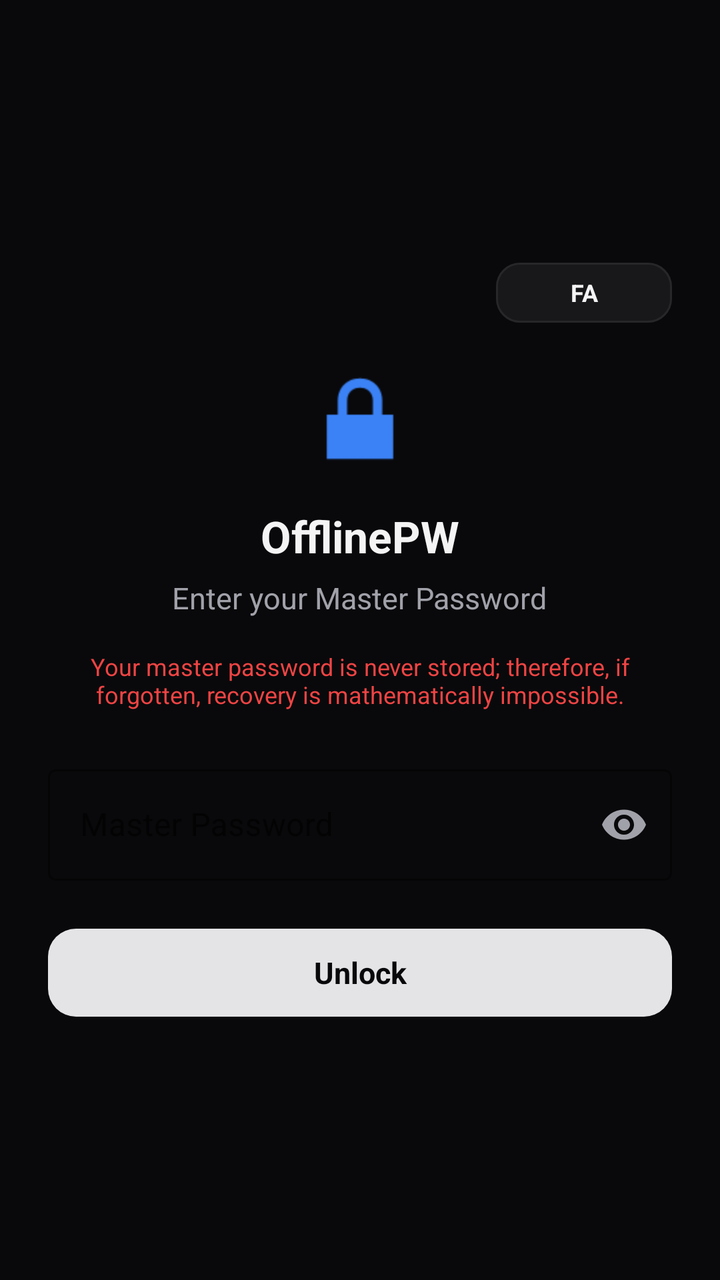
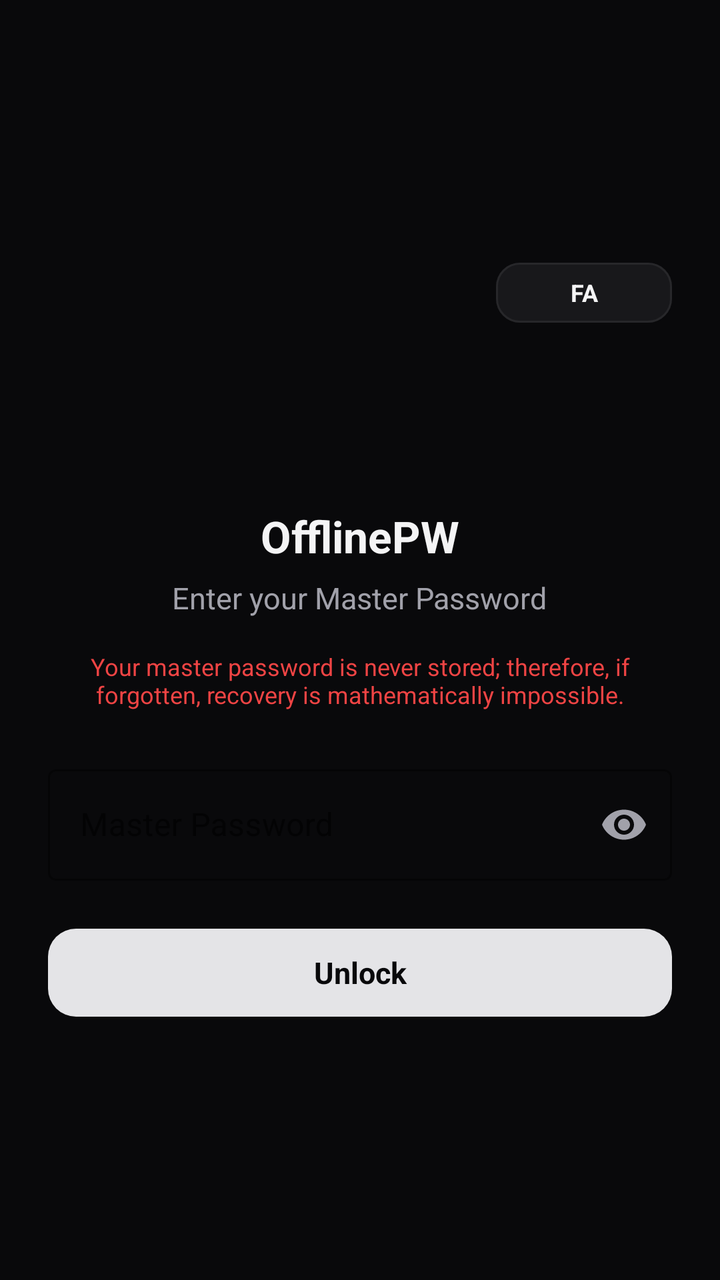

The first picture is an Android layout as it rendered before a commit; the second is the same layout after the commit. The layout source and the unified diff follow.
<!-- AndroidManifest.xml: application theme Theme.Material3.Dark.NoActionBar -->
<!-- res/layout/activity_auth.xml -->
<?xml version="1.0" encoding="utf-8"?>
<LinearLayout xmlns:android="http://schemas.android.com/apk/res/android"
    xmlns:app="http://schemas.android.com/apk/res-auto"
    android:layout_width="match_parent"
    android:layout_height="match_parent"
    android:orientation="vertical"
    android:gravity="center"
    android:background="#09090B"
    android:padding="24dp">

    <LinearLayout
        android:layout_width="match_parent"
        android:layout_height="wrap_content"
        android:gravity="end"
        android:layout_marginBottom="12dp">

        <com.google.android.material.button.MaterialButton
            android:id="@+id/btnAuthLang"
            style="@style/Widget.Material3.Button.TonalButton"
            android:layout_width="wrap_content"
            android:layout_height="38dp"
            android:text="FA"
            android:textColor="#F4F4F5"
            android:textSize="12sp"
            android:textStyle="bold"
            app:backgroundTint="#18181B"
            app:cornerRadius="12dp"
            app:strokeColor="#27272A"
            app:strokeWidth="1dp" />
    </LinearLayout>

    <ImageView
        android:layout_width="64dp"
        android:layout_height="64dp"
        android:src="@android:drawable/ic_lock_lock"
        android:tint="#3B82F6"
        android:layout_marginBottom="12dp" />

    <TextView
        android:id="@+id/tvAuthTitle"
        android:layout_width="wrap_content"
        android:layout_height="wrap_content"
        android:text="OfflinePW"
        android:textColor="#F4F4F5"
        android:textSize="22sp"
        android:textStyle="bold"
        android:layout_marginBottom="6dp" />

    <TextView
        android:id="@+id/tvAuthPrompt"
        android:layout_width="wrap_content"
        android:layout_height="wrap_content"
        android:text="Enter your Master Password"
        android:textColor="#A1A1AA"
        android:textSize="15sp"
        android:gravity="center"
        android:layout_marginBottom="16dp" />

    <TextView
        android:id="@+id/tvAuthWarning"
        android:layout_width="wrap_content"
        android:layout_height="wrap_content"
        android:text="Your master password is never stored; therefore, if forgotten, recovery is mathematically impossible."
        android:textColor="#EF4444"
        android:textSize="12sp"
        android:gravity="center"
        android:layout_marginStart="16dp"
        android:layout_marginEnd="16dp"
        android:layout_marginBottom="24dp" />

    <com.google.android.material.textfield.TextInputLayout
        android:id="@+id/tilMasterPassword"
        style="@style/Widget.MaterialComponents.TextInputLayout.OutlinedBox"
        android:layout_width="match_parent"
        android:layout_height="wrap_content"
        app:passwordToggleEnabled="true"
        app:passwordToggleTint="#A1A1AA"
        app:boxStrokeColor="#3B82F6"
        app:hintTextColor="#3B82F6"
        android:hint="Master Password">

        <com.google.android.material.textfield.TextInputEditText
            android:id="@+id/etMasterPassword"
            android:layout_width="match_parent"
            android:layout_height="wrap_content"
            android:inputType="textPassword"
            android:textColor="#F4F4F5"
            android:textSize="16sp"
            android:imeOptions="actionDone" />
    </com.google.android.material.textfield.TextInputLayout>

    <TextView
        android:id="@+id/tvLockoutTimer"
        android:layout_width="wrap_content"
        android:layout_height="wrap_content"
        android:textColor="#FFFFFF"
        android:textSize="24sp"
        android:letterSpacing="0.15"
        android:layout_marginTop="16dp"
        android:visibility="gone" />

    <com.google.android.material.button.MaterialButton
        android:id="@+id/btnUnlock"
        style="@style/Widget.Material3.Button"
        android:layout_width="match_parent"
        android:layout_height="52dp"
        android:layout_marginTop="20dp"
        android:text="Unlock"
        android:textSize="15sp"
        android:textStyle="bold"
        android:textColor="#09090B"
        app:backgroundTint="#E4E4E7"
        app:cornerRadius="14dp" />

</LinearLayout>
<!-- resources referenced by this layout -->
<resources>
  <style name="Theme.Material3.Dark.NoActionBar" parent="Theme.MaterialComponents.DayNight.NoActionBar">
          <item name="android:statusBarColor">#09090B</item>
          <item name="android:windowBackground">#09090B</item>
      </style>
</resources>

<!-- the commit's change to res/layout/activity_auth.xml (unified diff, before → after) -->
@@ -32,8 +32,7 @@
     <ImageView
         android:layout_width="64dp"
         android:layout_height="64dp"
-        android:src="@android:drawable/ic_lock_lock"
-        android:tint="#3B82F6"
+        android:src="@drawable/ic_launcher"
         android:layout_marginBottom="12dp" />
 
     <TextView
